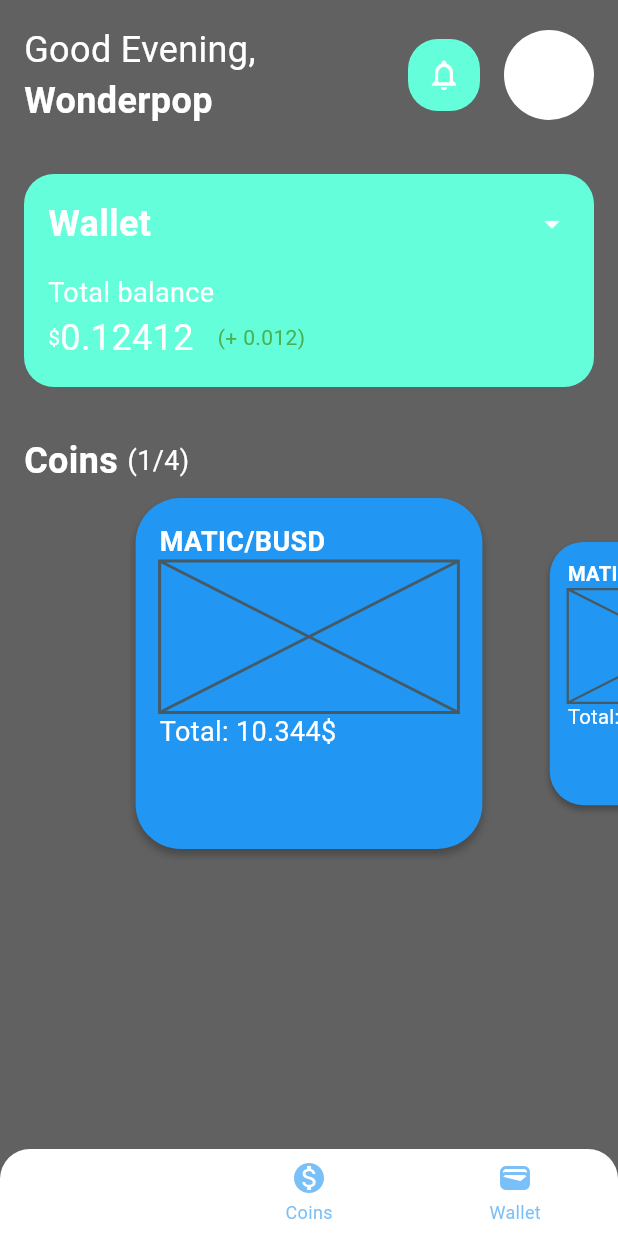
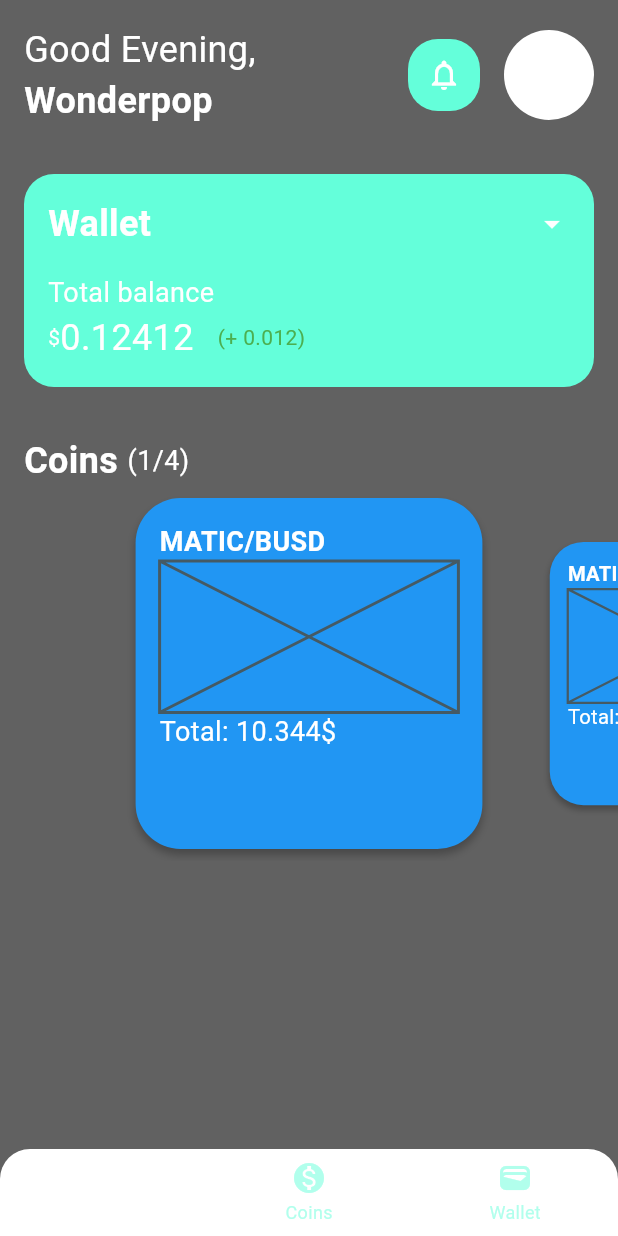
Before and after one commit to wonderpops/coin_crawler, a Flutter app: the screen it shows after launch, on a phone screen of 412 x 824 dp. Run offline on Flutter 3.47's test engine with Material 2 defaults, Android fonts, the phone set to English and light mode, and no system bars; drawn by our look-alikes of dynamic_color.

Commit message:
Another colors fix in app

```diff
--- a/app/lib/main.dart
+++ b/app/lib/main.dart
@@ -1,7 +1,6 @@
 import 'package:coin_crawler_app/main_layout_widget.dart';
 import 'package:dynamic_color/dynamic_color.dart';
 import 'package:flutter/material.dart';
-import 'package:flutter/services.dart';
 
 void main() {
   runApp(const MainWidget());
--- a/app/lib/main_layout_widget.dart
+++ b/app/lib/main_layout_widget.dart
@@ -86,9 +86,9 @@ class _MainLayoutWidgetState extends State<MainLayoutWidget>
               });
             },
             selectedItemColor: colorScheme.brightness == Brightness.light
-                ? colorScheme.background
+                ? colorScheme.onBackground
                 : colorScheme.onBackground,
-            unselectedItemColor: colorScheme.primary.withOpacity(.6),
+            unselectedItemColor: colorScheme.secondary.withOpacity(.5),
             backgroundColor: colorScheme.inversePrimary,
           ),
         ),
```
